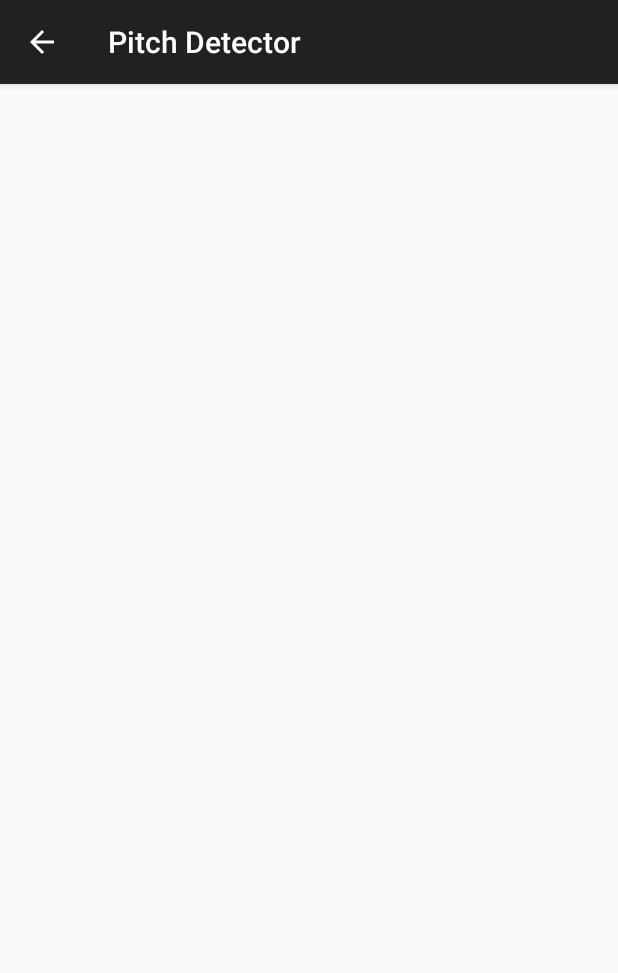
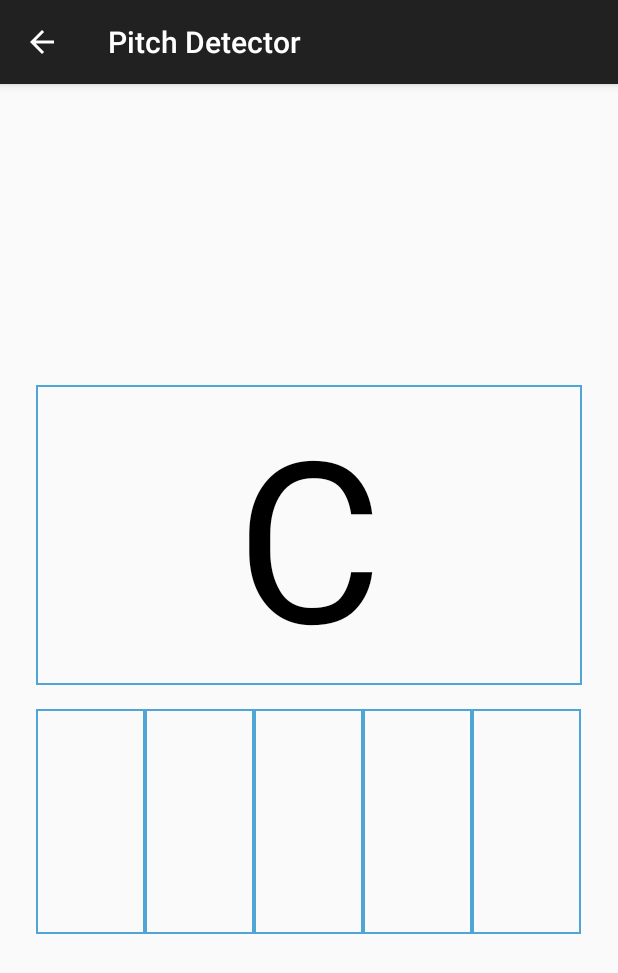
Before and after one commit to yguo121/PitchMaestro, an Android app: the screen it shows after launch (PitchDetectorActivity), after a tap on an icon or button, on a phone screen of 412 x 824 dp. Shown: the top 973 px of the screen. Run offline under Robolectric (Android 15) with nearby library versions, the phone set to English and light mode, and no system bars; 5 statements that could not run were skipped.

Commit message:
Pitch detector UI

```diff
--- a/app/src/main/java/com/example/android/pitchmaestro/NoteLab.java
+++ b/app/src/main/java/com/example/android/pitchmaestro/NoteLab.java
@@ -14,7 +14,6 @@ import java.util.UUID;
 public class NoteLab {
     private static NoteLab sNoteLab;
 
-    /*wanfa*/
     private List<Note> mNotes;
 
     public static NoteLab get(Context context){
--- a/app/src/main/java/com/example/android/pitchmaestro/PitchDetectorFragment.java
+++ b/app/src/main/java/com/example/android/pitchmaestro/PitchDetectorFragment.java
@@ -1,9 +1,51 @@
 package com.example.android.pitchmaestro;
 
+import android.graphics.Color;
+import android.os.Bundle;
 import android.support.v4.app.Fragment;
+import android.view.LayoutInflater;
+import android.view.View;
+import android.view.ViewGroup;
+import android.widget.Button;
+import android.widget.TextView;
+
+import org.w3c.dom.Text;
 
 /**
  * Created by stephen on 11/17/15.
  */
 public class PitchDetectorFragment extends Fragment{
+
+    private Button mNegRed;
+    private Button mNegYellow;
+    private Button mNeuGreen;
+    private Button mPosYellow;
+    private Button mPosRed;
+    private TextView mNoteDisplay;
+
+    @Override
+    public View onCreateView(LayoutInflater inflater, ViewGroup container, Bundle savedInstanceState) {
+        View v = inflater.inflate(R.layout.fragment_pitch_detector, container, false);
+
+        mNoteDisplay = (TextView) v.findViewById(R.id.note_display);
+        mNoteDisplay.setText("C");
+
+
+        mNegRed = (Button) v.findViewById(R.id.negative_red);
+        mNegRed.setBackgroundColor(getResources().getColor(R.color.trans_red));
+
+        mNegYellow = (Button) v.findViewById(R.id.negative_yellow);
+        mNegYellow.setBackgroundColor(getResources().getColor(R.color.trans_yellow));
+
+        mNeuGreen = (Button) v.findViewById(R.id.neutral_green);
+        mNeuGreen.setBackgroundColor(getResources().getColor(R.color.trans_green));
+
+        mPosYellow = (Button) v.findViewById(R.id.positive_yellow);
+        mPosYellow.setBackgroundColor(getResources().getColor(R.color.trans_yellow));
+
+        mPosRed = (Button) v.findViewById(R.id.positive_red);
+        mPosRed.setBackgroundColor(getResources().getColor(R.color.trans_red));
+
+        return v;
+    }
 }
--- /dev/null
+++ b/app/src/main/res/drawable/textbox.xml
@@ -0,0 +1,7 @@
+<?xml version="1.0" encoding="utf-8"?>
+<shape xmlns:android="http://schemas.android.com/apk/res/android"
+    android:shape="rectangle">
+    <solid android:color="#00000000" />
+    <stroke android:width="1dip" android:color="#4fa5d5" />
+
+</shape>
--- /dev/null
+++ b/app/src/main/res/layout/fragment_pitch_detector.xml
@@ -0,0 +1,70 @@
+<?xml version="1.0" encoding="utf-8"?>
+<LinearLayout xmlns:android="http://schemas.android.com/apk/res/android"
+              android:orientation="vertical"
+              android:layout_width="match_parent"
+              android:layout_height="match_parent"
+              android:id="@+id/pitch_detector_view"
+              android:gravity="center">
+
+    <TextView
+        android:id="@+id/note_display"
+        android:layout_width="match_parent"
+        android:layout_height="200dp"
+        android:textSize="150dp"
+        android:textColor="#000000"
+        android:background="@drawable/textbox"
+        android:layout_marginRight="24dp"
+        android:layout_marginLeft="24dp"
+        android:gravity="center"/>
+
+    <LinearLayout
+        android:layout_width="match_parent"
+        android:layout_height="150dp"
+        android:orientation="horizontal"
+        android:layout_marginTop="16dp"
+        android:layout_marginLeft="24dp"
+        android:layout_marginRight="24dp">
+
+        <Button
+            android:id="@+id/negative_red"
+            android:layout_width="0dp"
+            android:layout_height="match_parent"
+            android:layout_weight=".20"
+            android:background="@drawable/textbox"
+            />
+
+        <Button
+            android:id="@+id/negative_yellow"
+            android:layout_width="0dp"
+            android:layout_height="match_parent"
+            android:layout_weight=".20"
+            android:background="@drawable/textbox"
+            />
+
+        <Button
+            android:id="@+id/neutral_green"
+            android:layout_width="0dp"
+            android:layout_height="match_parent"
+            android:layout_weight=".20"
+            android:background="@drawable/textbox"
+            />
+
+        <Button
+            android:id="@+id/positive_yellow"
+            android:layout_width="0dp"
+            android:layout_height="match_parent"
+            android:layout_weight=".20"
+            android:background="@drawable/textbox"
+            />
+
+        <Button
+            android:id="@+id/positive_red"
+            android:layout_width="0dp"
+            android:layout_height="match_parent"
+            android:layout_weight=".20"
+            android:background="@drawable/textbox"
+            />
+
+    </LinearLayout>
+
+</LinearLayout>
--- /dev/null
+++ b/app/src/main/res/values-w820dp/colors.xml
@@ -0,0 +1,6 @@
+<?xml version="1.0" encoding="utf-8"?>
+<resources>
+    <color name="trans_red">#33ff0000</color>
+    <color name="trans_green">#33008000</color>
+    <color name="trans_yellow">#33ffff00</color>
+</resources>
```
